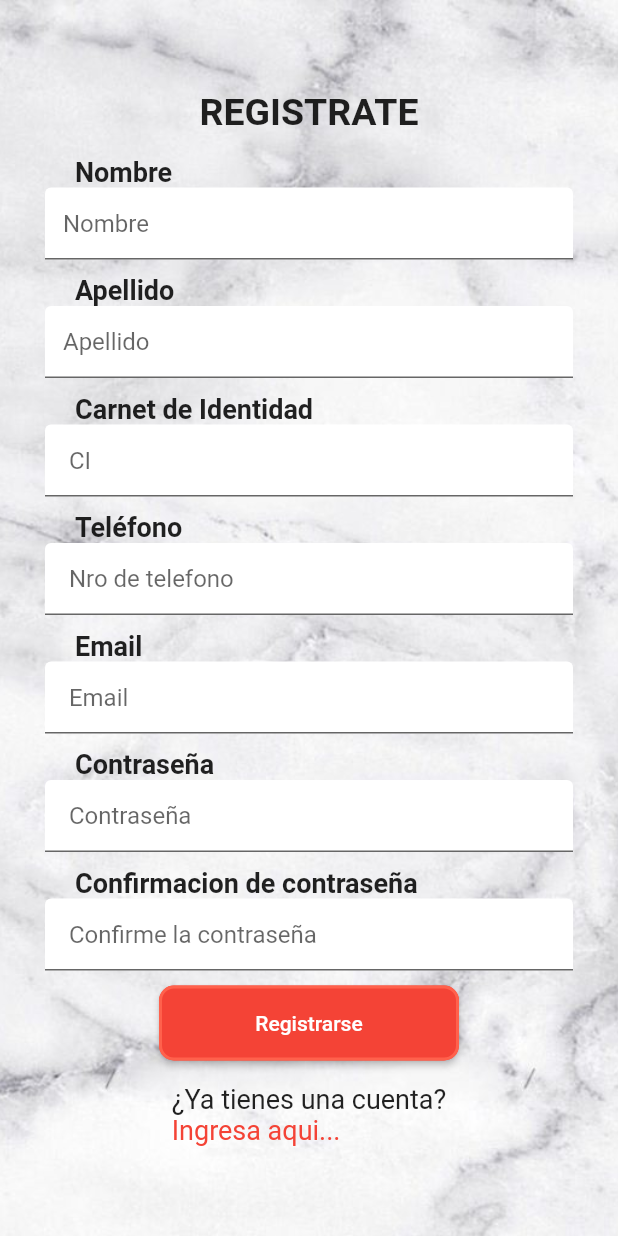
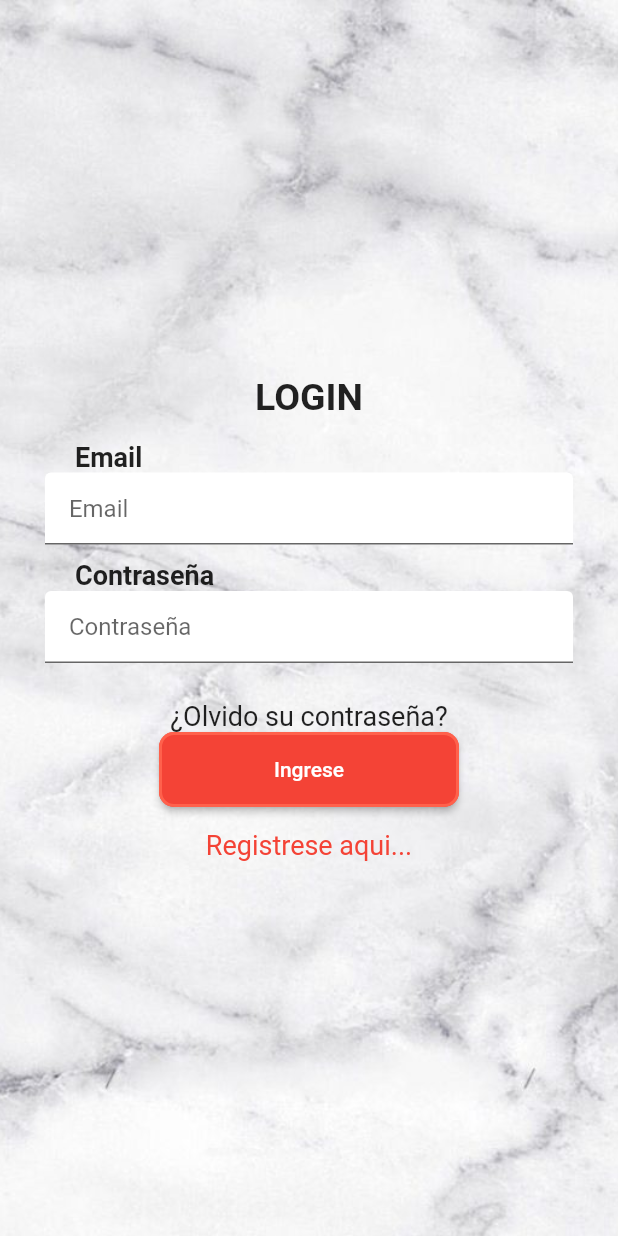
Before and after one commit to adancondori/project-pdm, a Flutter app: the screen it shows after launch, on a phone screen of 412 x 824 dp. Run offline on Flutter 3.47's test engine with Material 2 defaults, Android fonts, the light colour scheme and no system bars.

Commit message:
agregamos newlogin

```diff
--- /dev/null
+++ b/lib/Bienvenida.dart
@@ -0,0 +1,34 @@
+import 'package:flutter/material.dart';
+import 'package:flutter/src/foundation/key.dart';
+import 'package:flutter/src/widgets/container.dart';
+import 'package:flutter/src/widgets/framework.dart';
+
+import 'package:flutter/material.dart';
+
+class bienvenida extends StatefulWidget {
+  String name;
+  bienvenida(this.name);
+  @override
+  _bienvenidaState createState() => _bienvenidaState();
+}
+
+class _bienvenidaState extends State<bienvenida> {
+  @override
+  Widget build(BuildContext context) {
+    return Scaffold(
+      body: ListView(
+        children: [
+          Container(
+            padding: EdgeInsets.all(20),
+            child: Text(
+              'Bienvenido a Antojitos ' + widget.name,
+              style: TextStyle(
+                fontSize: 20,
+              ),
+            ),
+          ),
+        ],
+      ),
+    );
+  }
+}
--- a/lib/Loggin.dart
+++ /dev/null
@@ -1,30 +0,0 @@
-import 'package:flutter/material.dart';
-import 'package:flutter/src/foundation/key.dart';
-import 'package:flutter/src/widgets/container.dart';
-import 'package:flutter/src/widgets/framework.dart';
-
-import 'package:flutter/material.dart';
-
-class Loggin extends StatelessWidget {
-  const Loggin({Key key}) : super(key: key);
-
-  @override
-  Widget build(BuildContext context) {
-    return Scaffold(
-      body: Container(
-        child: Column(
-          crossAxisAlignment: CrossAxisAlignment.start,
-          children: const [
-            Text(
-              'Login',
-              style: TextStyle(
-                fontSize: 30,
-                fontWeight: FontWeight.bold,
-              ),
-            ),
-          ],
-        ),
-      ),
-    );
-  }
-}
--- a/lib/Registro.dart
+++ /dev/null
@@ -1,364 +0,0 @@
-import 'package:flutter/material.dart';
-import 'package:flutter_form_validator/Loggin.dart';
-
-import 'diseño_decoracion.dart';
-
-class FormPage extends StatefulWidget {
-  @override
-  _FormPageState createState() => _FormPageState();
-}
-
-class _FormPageState extends State<FormPage> {
-  final double horizontalPadding = 50;
-  final double verticalPadding = 15;
-
-  String name, email, phone, last_name, DNI;
-
-  //TextController to read text entered in text field
-  TextEditingController password = TextEditingController();
-  TextEditingController confirmpassword = TextEditingController();
-
-  final GlobalKey<FormState> _formkey = GlobalKey<FormState>();
-
-  @override
-  Widget build(BuildContext context) {
-    final elevatedButtonStyle = ElevatedButton.styleFrom(
-      primary: Colors.red,
-      onPrimary: Colors.white,
-      shape: RoundedRectangleBorder(
-          borderRadius: BorderRadius.circular(10.0),
-          side: BorderSide(color: Color.fromARGB(255, 255, 97, 76), width: 2)),
-    );
-
-    return Scaffold(
-      body: Container(
-        decoration: BoxDecoration(
-            image: DecorationImage(
-                image: AssetImage("assets/fondo.jpg"), fit: BoxFit.cover)),
-        child: Center(
-          child: SingleChildScrollView(
-            child: Form(
-              key: _formkey,
-              child: Column(
-                children: [
-                  Text(
-                    "REGISTRATE",
-                    style: TextStyle(
-                      fontSize: 25,
-                      fontWeight: FontWeight.bold,
-                    ),
-                  ),
-                  SizedBox(
-                    height: 15,
-                  ),
-                  Container(
-                    alignment: Alignment.centerLeft,
-                    padding: EdgeInsets.symmetric(
-                      horizontal: horizontalPadding,
-                    ),
-                    child: new Text(
-                      'Nombre',
-                      maxLines: 1,
-                      textAlign: TextAlign.right,
-                      overflow: TextOverflow.ellipsis,
-                      style: TextStyle(
-                        fontSize: 18,
-                        fontWeight: FontWeight.bold,
-                      ),
-                    ),
-                  ),
-                  Padding(
-                    padding:
-                        const EdgeInsets.only(bottom: 10, left: 30, right: 30),
-                    child: TextFormField(
-                      keyboardType: TextInputType.text,
-                      decoration: InputDecoration(
-                          hintText: "Nombre",
-                          fillColor: Colors.white,
-                          filled: true),
-                      validator: (String value) {
-                        if (value.isEmpty) {
-                          return 'Ingrese el nombre';
-                        }
-                        return null;
-                      },
-                      onSaved: (String value) {
-                        name = value;
-                      },
-                    ),
-                  ),
-                  Container(
-                    alignment: Alignment.centerLeft,
-                    padding: EdgeInsets.symmetric(
-                      horizontal: horizontalPadding,
-                    ),
-                    child: new Text(
-                      'Apellido',
-                      maxLines: 1,
-                      textAlign: TextAlign.right,
-                      overflow: TextOverflow.ellipsis,
-                      style: TextStyle(
-                        fontSize: 18,
-                        fontWeight: FontWeight.bold,
-                      ),
-                    ),
-                  ),
-                  Padding(
-                    padding:
-                        const EdgeInsets.only(bottom: 10, left: 30, right: 30),
-                    child: TextFormField(
-                      keyboardType: TextInputType.text,
-                      decoration: InputDecoration(
-                          hintText: "Apellido",
-                          fillColor: Colors.white,
-                          filled: true),
-                      validator: (String value) {
-                        if (value.isEmpty) {
-                          return 'Ingrese el apellido';
-                        }
-                        return null;
-                      },
-                      onSaved: (String value) {
-                        last_name = value;
-                      },
-                    ),
-                  ),
-                  Container(
-                    alignment: Alignment.centerLeft,
-                    padding: EdgeInsets.symmetric(
-                      horizontal: horizontalPadding,
-                    ),
-                    child: new Text(
-                      'Carnet de Identidad',
-                      maxLines: 1,
-                      textAlign: TextAlign.right,
-                      overflow: TextOverflow.ellipsis,
-                      style: TextStyle(
-                        fontSize: 18,
-                        fontWeight: FontWeight.bold,
-                      ),
-                    ),
-                  ),
-                  Padding(
-                    padding:
-                        const EdgeInsets.only(bottom: 10, left: 30, right: 30),
-                    child: TextFormField(
-                      keyboardType: TextInputType.number,
-                      decoration: InputDecoration(
-                          hintText: " CI",
-                          fillColor: Colors.white,
-                          filled: true),
-                      validator: (String value) {
-                        if (value.isEmpty) {
-                          return 'Ingrese el CI';
-                        }
-                        return null;
-                      },
-                      onSaved: (String value) {
-                        DNI = value;
-                      },
-                    ),
-                  ),
-                  Container(
-                    alignment: Alignment.centerLeft,
-                    padding: EdgeInsets.symmetric(
-                      horizontal: horizontalPadding,
-                    ),
-                    child: new Text(
-                      'Teléfono',
-                      maxLines: 1,
-                      textAlign: TextAlign.right,
-                      overflow: TextOverflow.ellipsis,
-                      style: TextStyle(
-                        fontSize: 18,
-                        fontWeight: FontWeight.bold,
-                      ),
-                    ),
-                  ),
-                  Padding(
-                    padding:
-                        const EdgeInsets.only(bottom: 10, left: 30, right: 30),
-                    child: TextFormField(
-                      keyboardType: TextInputType.number,
-                      decoration: InputDecoration(
-                          hintText: " Nro de telefono",
-                          fillColor: Colors.white,
-                          filled: true),
-                      validator: (String value) {
-                        if (value.isEmpty) {
-                          return 'Ingrese el numero de telefono';
-                        }
-                        return null;
-                      },
-                      onSaved: (String value) {
-                        phone = value;
-                      },
-                    ),
-                  ),
-                  Container(
-                    alignment: Alignment.centerLeft,
-                    padding: EdgeInsets.symmetric(
-                      horizontal: horizontalPadding,
-                    ),
-                    child: new Text(
-                      'Email',
-                      maxLines: 1,
-                      textAlign: TextAlign.right,
-                      overflow: TextOverflow.ellipsis,
-                      style: TextStyle(
-                        fontSize: 18,
-                        fontWeight: FontWeight.bold,
-                      ),
-                    ),
-                  ),
-                  Padding(
-                    padding:
-                        const EdgeInsets.only(bottom: 10, left: 30, right: 30),
-                    child: TextFormField(
-                      keyboardType: TextInputType.text,
-                      decoration: InputDecoration(
-                          hintText: " Email",
-                          fillColor: Colors.white,
-                          filled: true),
-                      validator: (String value) {
-                        if (value.isEmpty) {
-                          return 'Ingrese el email';
-                        }
-                        if (!RegExp("^[a-zA-Z0-9+_.-]+@[a-zA-Z0-9.-]+.[a-z]")
-                            .hasMatch(value)) {
-                          return 'Please a valid Email';
-                        }
-                        return null;
-                      },
-                      onSaved: (String value) {
-                        email = value;
-                      },
-                    ),
-                  ),
-                  Container(
-                    alignment: Alignment.centerLeft,
-                    padding: EdgeInsets.symmetric(
-                      horizontal: horizontalPadding,
-                    ),
-                    child: new Text(
-                      'Contraseña',
-                      maxLines: 1,
-                      textAlign: TextAlign.right,
-                      overflow: TextOverflow.ellipsis,
-                      style: TextStyle(
-                        fontSize: 18,
-                        fontWeight: FontWeight.bold,
-                      ),
-                    ),
-                  ),
-                  Padding(
-                    padding:
-                        const EdgeInsets.only(bottom: 10, left: 30, right: 30),
-                    child: TextFormField(
-                      controller: password,
-                      keyboardType: TextInputType.text,
-                      decoration: InputDecoration(
-                          hintText: " Contraseña",
-                          fillColor: Colors.white,
-                          filled: true),
-                      validator: (String value) {
-                        if (value.isEmpty) {
-                          return 'Ingrese la contraseña';
-                        }
-                        return null;
-                      },
-                    ),
-                  ),
-                  Container(
-                    alignment: Alignment.centerLeft,
-                    padding: EdgeInsets.symmetric(
-                      horizontal: horizontalPadding,
-                    ),
-                    child: new Text(
-                      'Confirmacion de contraseña',
-                      maxLines: 1,
-                      textAlign: TextAlign.right,
-                      overflow: TextOverflow.ellipsis,
-                      style: TextStyle(
-                        fontSize: 18,
-                        fontWeight: FontWeight.bold,
-                      ),
-                    ),
-                  ),
-                  Padding(
-                    padding:
-                        const EdgeInsets.only(bottom: 10, left: 30, right: 30),
-                    child: TextFormField(
-                      controller: confirmpassword,
-                      obscureText: true,
-                      keyboardType: TextInputType.text,
-                      decoration: InputDecoration(
-                          hintText: " Confirme la contraseña",
-                          fillColor: Colors.white,
-                          filled: true),
-                      validator: (String value) {
-                        if (value.isEmpty) {
-                          return 'ingrese la misma contraseña';
-                        }
-                        print(password.text);
-
-                        print(confirmpassword.text);
-
-                        if (password.text != confirmpassword.text) {
-                          return "la contraseña no coincide";
-                        }
-
-                        return null;
-                      },
-                    ),
-                  ),
-                  Container(
-                    child: SizedBox(
-                      width: 200,
-                      height: 50,
-                      child: ElevatedButton(
-                        style: elevatedButtonStyle,
-                        onPressed: () {
-                          if (_formkey.currentState.validate()) {
-                            print("Exitoso");
-                            return;
-                          } else {
-                            print("Fallido");
-                          }
-                          Navigator.of(context).push(MaterialPageRoute(
-                              builder: (context) => Loggin()));
-                        },
-                        child: Text("Registrarse"),
-                      ),
-                    ),
-                  ),
-                  SizedBox(
-                    height: 15,
-                  ),
-                  Padding(
-                    padding: EdgeInsets.symmetric(
-                      horizontal: horizontalPadding,
-                    ),
-                    child: Column(
-                      crossAxisAlignment: CrossAxisAlignment.start,
-                      children: const [
-                        Text(
-                          '¿Ya tienes una cuenta?',
-                          style: TextStyle(fontSize: 18),
-                        ),
-                        Text(
-                          'Ingresa aqui...',
-                          style: TextStyle(fontSize: 18, color: Colors.red),
-                        ),
-                      ],
-                    ),
-                  ),
-                ],
-              ),
-            ),
-          ),
-        ),
-      ),
-    );
-  }
-}
--- /dev/null
+++ b/lib/login2.dart
@@ -0,0 +1,207 @@
+import 'package:flutter/material.dart';
+import 'package:flutter_form_validator/Bienvenida.dart';
+
+import 'diseño_decoracion.dart';
+
+class FormPage extends StatefulWidget {
+  @override
+  _FormPageState createState() => _FormPageState();
+}
+
+class _FormPageState extends State<FormPage> {
+  final double horizontalPadding = 50;
+  final double verticalPadding = 15;
+
+  String email = '';
+  String pass = '';
+
+  final Email = TextEditingController();
+  final password = TextEditingController();
+
+  final GlobalKey<FormState> _formkey = GlobalKey<FormState>();
+
+  @override
+  Widget build(BuildContext context) {
+    final elevatedButtonStyle = ElevatedButton.styleFrom(
+      primary: Colors.red,
+      onPrimary: Colors.white,
+      shape: RoundedRectangleBorder(
+          borderRadius: BorderRadius.circular(10.0),
+          side: BorderSide(color: Color.fromARGB(255, 255, 97, 76), width: 2)),
+    );
+
+    return Scaffold(
+      body: Container(
+        decoration: BoxDecoration(
+            image: DecorationImage(
+                image: AssetImage("assets/fondo.jpg"), fit: BoxFit.cover)),
+        child: Center(
+          child: SingleChildScrollView(
+            child: Form(
+              key: _formkey,
+              child: Column(
+                children: [
+                  Text(
+                    "LOGIN",
+                    style: TextStyle(
+                      fontSize: 25,
+                      fontWeight: FontWeight.bold,
+                    ),
+                  ),
+                  SizedBox(
+                    height: 15,
+                  ),
+
+                  Container(
+                    alignment: Alignment.centerLeft,
+                    padding: EdgeInsets.symmetric(
+                      horizontal: horizontalPadding,
+                    ),
+                    child: new Text(
+                      'Email',
+                      maxLines: 1,
+                      textAlign: TextAlign.right,
+                      overflow: TextOverflow.ellipsis,
+                      style: TextStyle(
+                        fontSize: 18,
+                        fontWeight: FontWeight.bold,
+                      ),
+                    ),
+                  ),
+                  Padding(
+                    padding:
+                        const EdgeInsets.only(bottom: 10, left: 30, right: 30),
+                    child: TextFormField(
+                      controller: Email,
+                      keyboardType: TextInputType.text,
+                      decoration: InputDecoration(
+                          hintText: " Email",
+                          fillColor: Colors.white,
+                          filled: true),
+                      validator: (String value) {
+                        if (value.isEmpty) {
+                          return 'Ingrese el email';
+                        }
+                        if (!RegExp("^[a-zA-Z0-9+_.-]+@gmail.com")
+                        //[a-zA-Z0-9.-]+.[a-z]+
+                            .hasMatch(value)) {
+                          return 'Por favor digite un email valido ejemplo@gmail.com';
+                        }
+                        return null;
+                      },
+                      onSaved: (String value) {
+                        email = value;
+                      },
+                    ),
+                  ),
+                  Container(
+                    alignment: Alignment.centerLeft,
+                    padding: EdgeInsets.symmetric(
+                      horizontal: horizontalPadding,
+                    ),
+                    child: new Text(
+                      'Contraseña',
+                      maxLines: 1,
+                      textAlign: TextAlign.right,
+                      overflow: TextOverflow.ellipsis,
+                      style: TextStyle(
+                        fontSize: 18,
+                        fontWeight: FontWeight.bold,
+                      ),
+                    ),
+                  ),
+                  Padding(
+                    padding:
+                        const EdgeInsets.only(bottom: 10, left: 30, right: 30),
+                    child: TextFormField(
+                      controller: password,
+                      keyboardType: TextInputType.text,
+                      decoration: InputDecoration(
+                          hintText: " Contraseña",
+                          fillColor: Colors.white,
+                          filled: true),
+                          //obscureText: true,
+                      validator: (String value) {
+                        if (value.isEmpty) {
+                          return 'Ingrese la contraseña';
+                        }
+                        if (!RegExp(r'^(?=.*?[A-Z])(?=.*?[a-z])(?=.*?[0-9])(?=.*?[!@#\$&*~]).{8,16}$')
+                            .hasMatch(value)) {
+                          return 'La contraseña debe tener al menos entre 8 y 16 caracteres, al menos un digito, al menos una minúscula y al menos una mayúscula y carácter especial';
+                        }
+                        return null;
+                      },
+                      onSaved: (String value) {
+                        pass = value;
+                      },
+                    ),
+                  ),
+                  SizedBox(
+                    height: 15,
+                  ),
+                  Padding(
+                    padding: EdgeInsets.symmetric(
+                      horizontal: horizontalPadding,
+                    ),
+                    child: Column(
+                      crossAxisAlignment: CrossAxisAlignment.start,
+                      children: const [
+                        Text(
+                          '¿Olvido su contraseña?',
+                          style: TextStyle(fontSize: 18),
+                        ),
+                      ],
+                    ),
+                  ),
+                  Container(
+                    child: SizedBox(
+                      width: 200,
+                      height: 50,
+                      child: ElevatedButton(
+                        style: elevatedButtonStyle,
+                        onPressed: () {
+                          email = Email.text;
+                          pass = password.text;
+
+                          if (_formkey.currentState.validate()) {
+                            Navigator.push(
+                                context,
+                                MaterialPageRoute(
+                                    builder: (context) => bienvenida(email)));
+                            print("Exitoso");
+
+                            return;
+                          } else {
+                            print("Fallido");
+                          }
+                        },
+                        child: Text("Ingrese"),
+                      ),
+                    ),
+                  ),
+                  SizedBox(
+                    height: 15,
+                  ),
+                  Padding(
+                    padding: EdgeInsets.symmetric(
+                      horizontal: horizontalPadding,
+                    ),
+                    child: Column(
+                      crossAxisAlignment: CrossAxisAlignment.start,
+                      children: const [
+                        Text(
+                          'Registrese aqui...',
+                          style: TextStyle(fontSize: 18, color: Colors.red),
+                        ),
+                      ],
+                    ),
+                  ),
+                ],
+              ),
+            ),
+          ),
+        ),
+      ),
+    );
+  }
+}
--- a/lib/main.dart
+++ b/lib/main.dart
@@ -1,6 +1,6 @@
 import 'package:flutter/cupertino.dart';
 import 'package:flutter/material.dart';
-import 'package:flutter_form_validator/Registro.dart';
+import 'package:flutter_form_validator/login2.dart';
 import 'package:flutter_form_validator/diseño_decoracion.dart';
 import 'package:flutter_form_validator/diseño_decoracion.dart';
 
@@ -13,7 +13,7 @@ class MyApp extends StatelessWidget {
   @override
   Widget build(BuildContext context) {
     return MaterialApp(
-      title: 'Flutter Demo',
+      title: 'PDM-PROYECTO',
       debugShowCheckedModeBanner: false,
       theme: ThemeData(
         visualDensity: VisualDensity.adaptivePlatformDensity,
```
